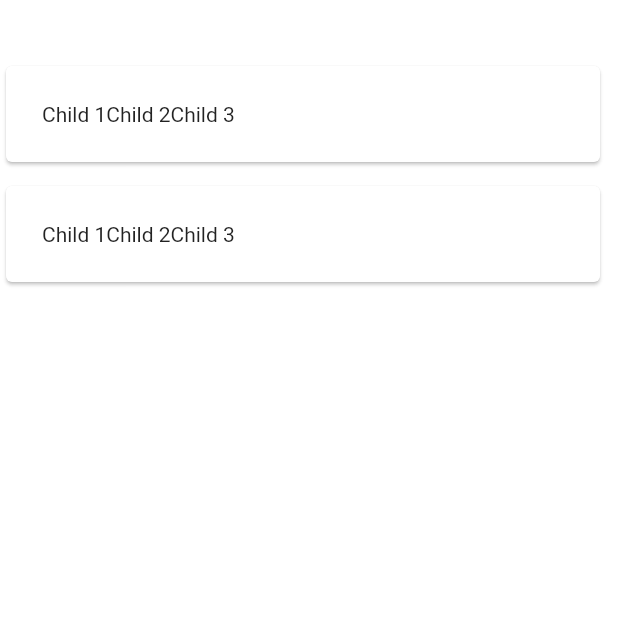
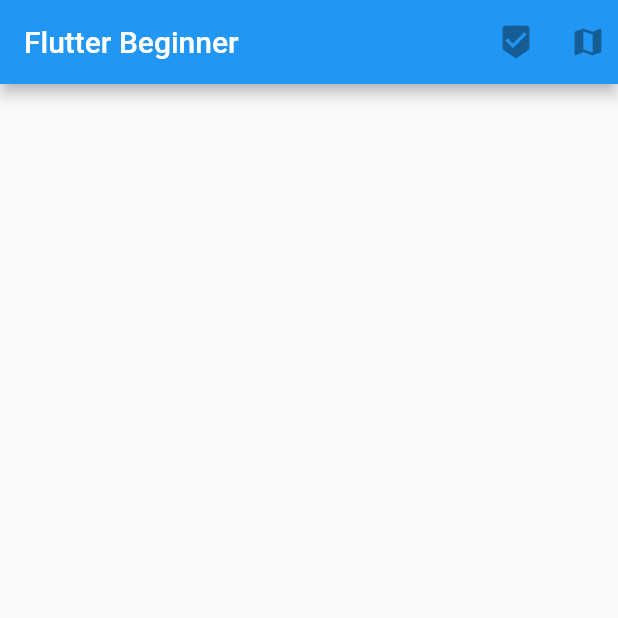
Before and after one commit to wteam5274/flutter, a Flutter app: the screen it shows after launch, on a phone screen of 412 x 824 dp, the top half of it. Run offline on Flutter 3.47's test engine with Material 2 defaults, Android fonts, the phone set to English and light mode, and no system bars.

Commit message:
Material Design App bar : with icons

```diff
--- a/lib/main.dart
+++ b/lib/main.dart
@@ -1,7 +1,9 @@
 import 'package:flutter/material.dart';
 
 void main() {
-  runApp(MyStatefulWidgets());
+  runApp(MaterialApp(
+    home: MyStatefulWidgets()
+  ));
 }
 
 class MyStatefulWidgets extends StatefulWidget {
@@ -12,57 +14,34 @@ class MyStatefulWidgets extends StatefulWidget {
 class _MyStatefulWidgetsState extends State<MyStatefulWidgets> {
   @override
   Widget build(BuildContext context) {
-    return Padding(
-      padding: const EdgeInsets.only(top: 40.0, right: 8.0),
-      child: Column(
-        children: <Widget>[
-          Card(
-              child: Padding(
-            padding: EdgeInsets.all(24.0),
-            child: Row(
-              textDirection: TextDirection.ltr,
-              children: <Widget>[
-                Text(
-                  "Child 1",
-                  textDirection: TextDirection.ltr,
-                ),
-                Text(
-                  "Child 2",
-                  textDirection: TextDirection.ltr,
-                ),
-                Text(
-                  "Child 3",
-                  textDirection: TextDirection.ltr,
-                ),
-              ],
-            ),
-          )),
-          Padding(
-            padding: const EdgeInsets.only(top: 8.0),
-            child: Card(
-                child: Padding(
-              padding: EdgeInsets.all(24.0),
-              child: Row(
-                textDirection: TextDirection.ltr,
-                children: <Widget>[
-                  Text(
-                    "Child 1",
-                    textDirection: TextDirection.ltr,
-                  ),
-                  Text(
-                    "Child 2",
-                    textDirection: TextDirection.ltr,
-                  ),
-                  Text(
-                    "Child 3",
-                    textDirection: TextDirection.ltr,
-                  ),
-                ],
-              ),
-            )),
+    return Scaffold(
+      appBar: AppBar(
+        title: Text("Flutter Beginner",textDirection: TextDirection.ltr,),
+        actions: <Widget>[
+          IconButton(
+            icon: IconButton(icon: Icon(Icons.beenhere), onPressed: () {
+              print("icon beenhere");
+            }),
+          ),
+          IconButton(
+            icon: IconButton(icon: Icon(Icons.map), onPressed: () {
+              print("icon map");
+            }),
           )
         ],
       ),
     );
+
   }
+
+
+
+
+
+
+
+
+
+
+
 }
```
